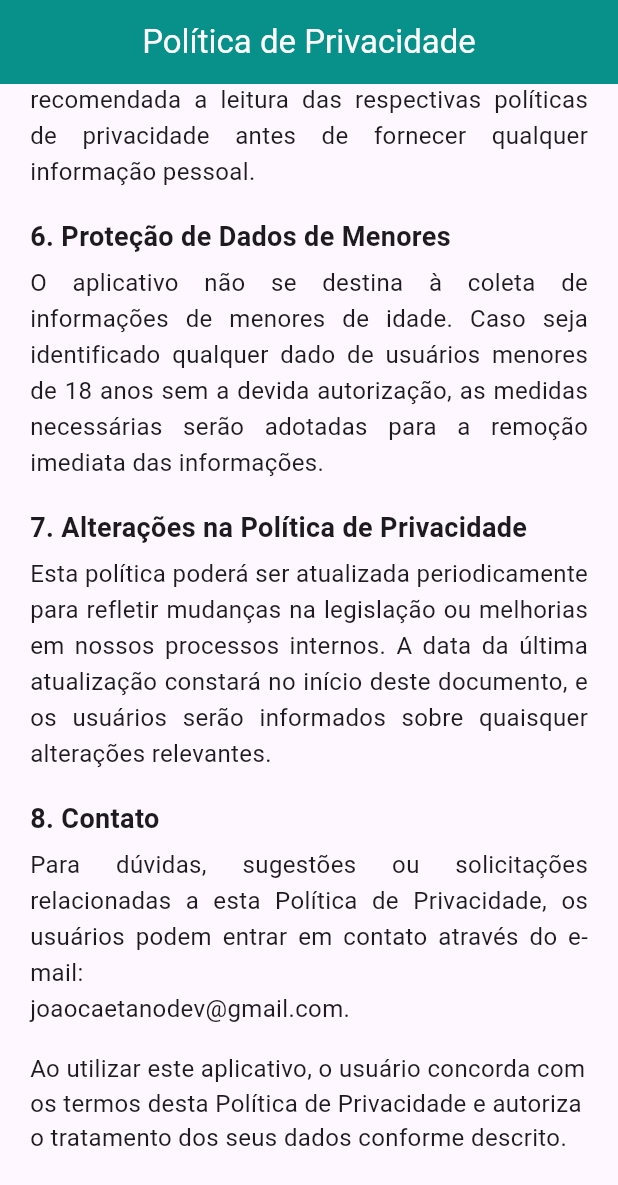
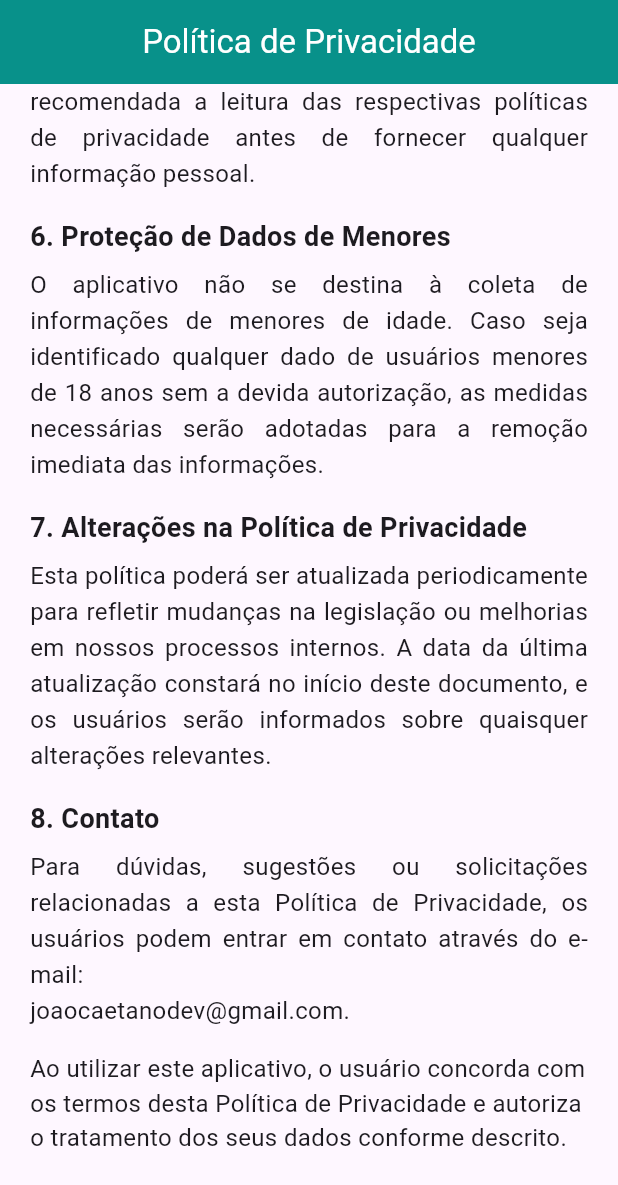
Before and after one commit to joaolima7/geosegbar_privacy_policy, a Flutter app: the screen it shows after launch, scrolled down 1391 dp, on a phone screen of 412 x 824 dp. Shown: the top 1185 px of the screen. Run offline on Flutter 3.47's test engine with Material 3 defaults, Android fonts, the phone set to English and light mode, and no system bars.

Commit message:
Add manifest and version files; adjust text style in SectionBody
- Created a new manifest.json file for the web app with app details and icons.
- Added version.json file to specify app name, version, build number, and package name.
- Modified the text style in SectionBody to slightly increase line height for better readability.

```diff
--- a/lib/main.dart
+++ b/lib/main.dart
@@ -131,7 +131,7 @@ class SectionBody extends StatelessWidget {
   Widget build(BuildContext context) {
     return Text(
       text,
-      style: const TextStyle(fontSize: 16, height: 1.5),
+      style: const TextStyle(fontSize: 16, height: 1.51),
       textAlign: TextAlign.justify,
     );
   }
```
Also changed, not shown: 47 other files.
